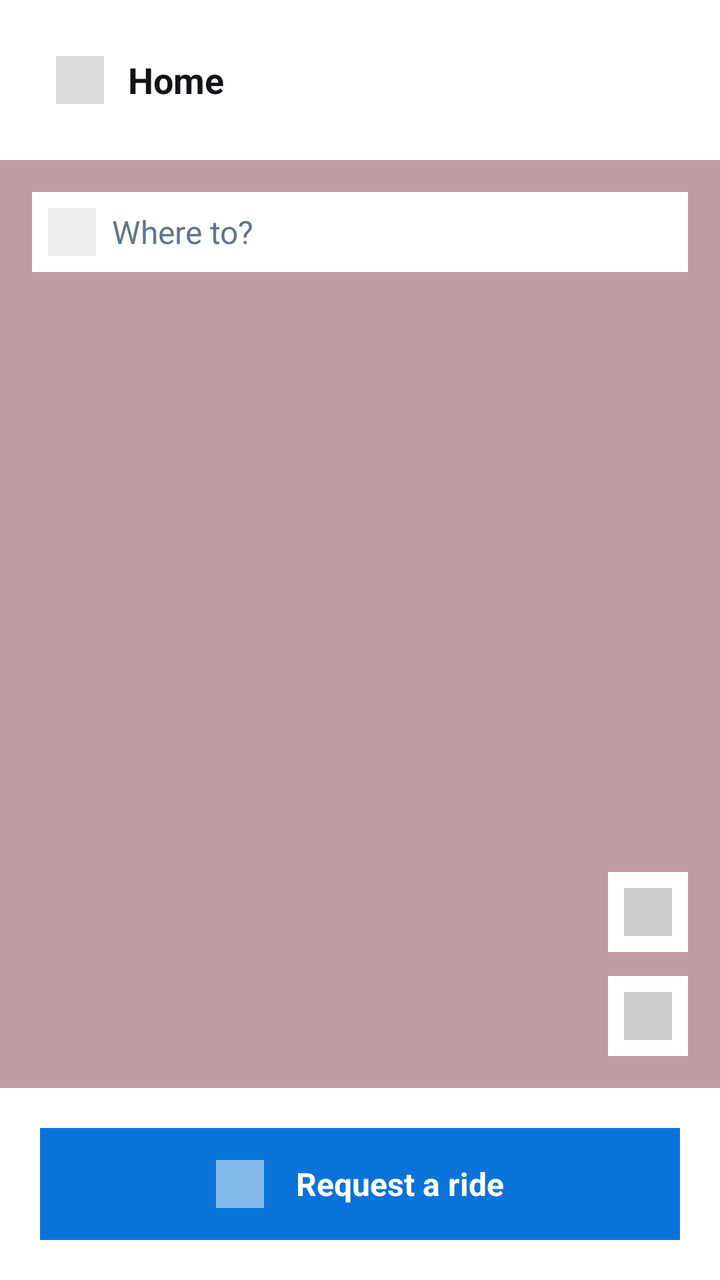
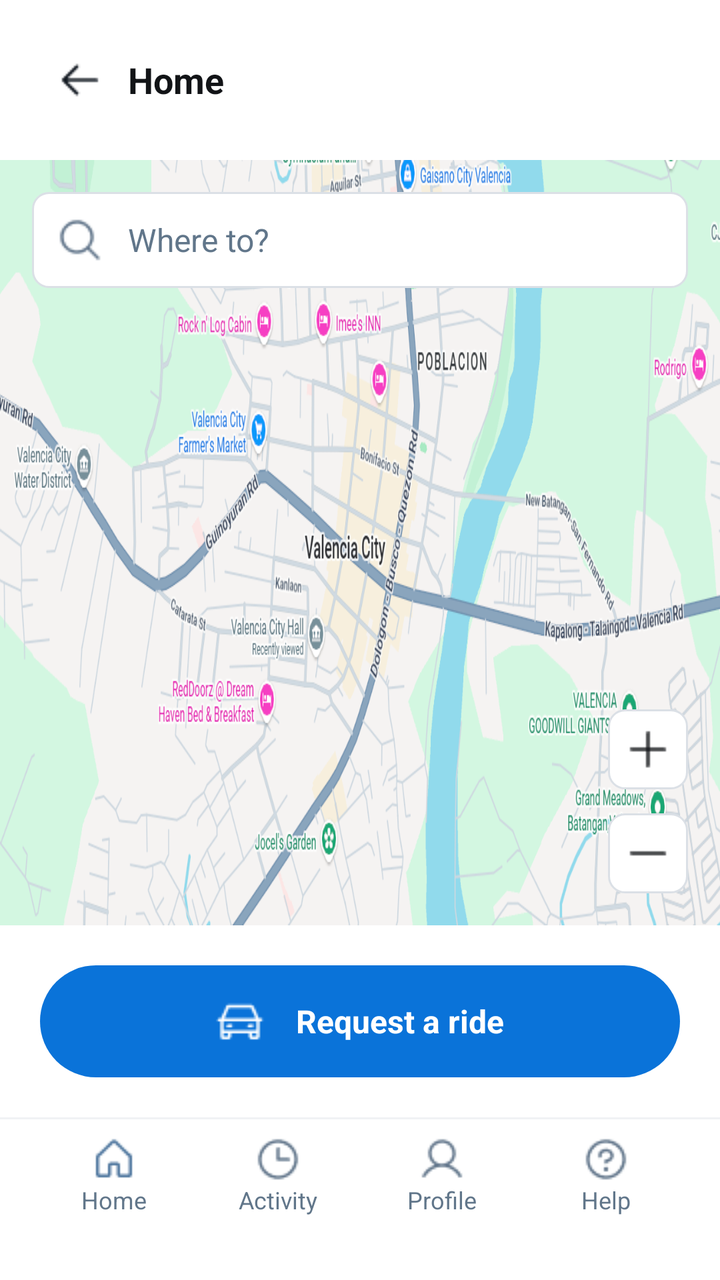

Two renders of the same Android screen: before a commit and after it. Below are the layout's source before the change and the commit's diff.
<!-- AndroidManifest.xml: application theme Theme.Tricycle_app -->
<!-- res/layout/usermaindashboard.xml -->
<?xml version="1.0" encoding="utf-8"?>
<LinearLayout xmlns:android="http://schemas.android.com/apk/res/android"
    android:layout_width="match_parent"
    android:layout_height="match_parent"
    android:orientation="vertical"
    android:background="#FFFFFF">

    <LinearLayout
        android:layout_width="match_parent"
        android:layout_height="wrap_content"
        android:orientation="horizontal"
        android:gravity="center_vertical"
        android:padding="16dp">

        <LinearLayout
            android:layout_width="48dp"
            android:layout_height="48dp"
            android:gravity="center">
            <View
                android:layout_width="24dp"
                android:layout_height="24dp"
                android:background="#DDDDDD"/> </LinearLayout>

        <TextView
            android:layout_width="wrap_content"
            android:layout_height="wrap_content"
            android:text="Home"
            android:textSize="18sp"
            android:textStyle="bold"
            android:textColor="#121417"/>
    </LinearLayout>

    <LinearLayout
        android:layout_width="match_parent"
        android:layout_height="0dp"
        android:layout_weight="1"
        android:orientation="vertical"
        android:background="#80803B45"
        android:padding="16dp">

        <LinearLayout
            android:layout_width="match_parent"
            android:layout_height="wrap_content"
            android:orientation="horizontal"
            android:background="#FFFFFF"
            android:padding="8dp"
            android:gravity="center_vertical">

            <View
                android:layout_width="24dp"
                android:layout_height="24dp"
                android:background="#EEEEEE"
                android:layout_marginEnd="8dp"/>

            <TextView
                android:layout_width="wrap_content"
                android:layout_height="wrap_content"
                android:text="Where to?"
                android:textColor="#61768A"
                android:textSize="16sp"/>
        </LinearLayout>

        <View
            android:layout_width="match_parent"
            android:layout_height="0dp"
            android:layout_weight="1"/>

        <LinearLayout
            android:layout_width="match_parent"
            android:layout_height="wrap_content"
            android:gravity="end"
            android:orientation="vertical">

            <LinearLayout
                android:layout_width="40dp"
                android:layout_height="40dp"
                android:background="#FFFFFF"
                android:gravity="center"
                android:layout_marginBottom="12dp">
                <View
                    android:layout_width="24dp"
                    android:layout_height="24dp"
                    android:background="#CCCCCC"/>
            </LinearLayout>

            <LinearLayout
                android:layout_width="40dp"
                android:layout_height="40dp"
                android:background="#FFFFFF"
                android:gravity="center">
                <View
                    android:layout_width="24dp"
                    android:layout_height="24dp"
                    android:background="#CCCCCC"/>
            </LinearLayout>
        </LinearLayout>
    </LinearLayout>

    <LinearLayout
        android:layout_width="match_parent"
        android:layout_height="wrap_content"
        android:orientation="vertical"
        android:padding="20dp">

        <LinearLayout
            android:layout_width="match_parent"
            android:layout_height="56dp"
            android:background="#0A73D9"
            android:gravity="center"
            android:orientation="horizontal">

            <View
                android:layout_width="24dp"
                android:layout_height="24dp"
                android:background="#80FFFFFF"
                android:layout_marginEnd="16dp"/>

            <TextView
                android:layout_width="wrap_content"
                android:layout_height="wrap_content"
                android:text="Request a ride"
                android:textColor="#FFFFFF"
                android:textStyle="bold"
                android:textSize="16sp"/>
        </LinearLayout>
    </LinearLayout>

</LinearLayout>
<!-- resources referenced by this layout -->
<resources>
  <style name="Theme.Tricycle_app" parent="Base.Theme.Tricycle_app" />
  <style name="Base.Theme.Tricycle_app" parent="Theme.Material3.DayNight.NoActionBar">
          
          
      </style>
</resources>

<!-- the commit's change to res/layout/usermaindashboard.xml (unified diff, before → after) -->
@@ -13,13 +13,18 @@
         android:padding="16dp">
 
         <LinearLayout
+            android:id="@+id/btnBack"
             android:layout_width="48dp"
             android:layout_height="48dp"
-            android:gravity="center">
-            <View
-                android:layout_width="24dp"
-                android:layout_height="24dp"
-                android:background="#DDDDDD"/> </LinearLayout>
+            android:gravity="center"
+            android:clickable="true"
+            android:focusable="true">
+
+            <View
+                android:layout_width="24dp"
+                android:layout_height="24dp"
+                android:background="@drawable/arrow"/>
+        </LinearLayout>
 
         <TextView
             android:layout_width="wrap_content"
@@ -34,36 +39,39 @@
         android:layout_width="match_parent"
         android:layout_height="0dp"
         android:layout_weight="1"
+        android:background="@drawable/map"
         android:orientation="vertical"
-        android:background="#80803B45"
         android:padding="16dp">
 
         <LinearLayout
-            android:layout_width="match_parent"
-            android:layout_height="wrap_content"
+            android:id="@+id/btnSearch"
+            android:layout_width="match_parent"
+            android:layout_height="wrap_content"
+            android:background="@drawable/bg_rounded_border"
+            android:clickable="true"
+            android:focusable="true"
+            android:gravity="center_vertical"
             android:orientation="horizontal"
-            android:background="#FFFFFF"
-            android:padding="8dp"
-            android:gravity="center_vertical">
-
-            <View
-                android:layout_width="24dp"
-                android:layout_height="24dp"
-                android:background="#EEEEEE"
-                android:layout_marginEnd="8dp"/>
+            android:padding="12dp">
+
+            <View
+                android:layout_width="24dp"
+                android:layout_height="24dp"
+                android:layout_marginEnd="12dp"
+                android:background="@drawable/magni" />
 
             <TextView
                 android:layout_width="wrap_content"
                 android:layout_height="wrap_content"
                 android:text="Where to?"
                 android:textColor="#61768A"
-                android:textSize="16sp"/>
+                android:textSize="16sp" />
         </LinearLayout>
 
         <View
             android:layout_width="match_parent"
             android:layout_height="0dp"
-            android:layout_weight="1"/>
+            android:layout_weight="1" />
 
         <LinearLayout
             android:layout_width="match_parent"
@@ -74,24 +82,30 @@
             <LinearLayout
                 android:layout_width="40dp"
                 android:layout_height="40dp"
-                android:background="#FFFFFF"
-                android:gravity="center"
-                android:layout_marginBottom="12dp">
+                android:layout_marginBottom="12dp"
+                android:background="@drawable/bg_rounded_border"
+                android:clickable="true"
+                android:focusable="true"
+                android:gravity="center">
+
                 <View
                     android:layout_width="24dp"
                     android:layout_height="24dp"
-                    android:background="#CCCCCC"/>
+                    android:background="@drawable/plus" />
             </LinearLayout>
 
             <LinearLayout
                 android:layout_width="40dp"
                 android:layout_height="40dp"
-                android:background="#FFFFFF"
+                android:background="@drawable/bg_rounded_border"
+                android:clickable="true"
+                android:focusable="true"
                 android:gravity="center">
+
                 <View
                     android:layout_width="24dp"
                     android:layout_height="24dp"
-                    android:background="#CCCCCC"/>
+                    android:background="@drawable/minus" />
             </LinearLayout>
         </LinearLayout>
     </LinearLayout>
@@ -103,17 +117,20 @@
         android:padding="20dp">
 
         <LinearLayout
+            android:id="@+id/btnRequestRide"
             android:layout_width="match_parent"
             android:layout_height="56dp"
-            android:background="#0A73D9"
+            android:background="@drawable/bg_pill_blue"
             android:gravity="center"
-            android:orientation="horizontal">
-
-            <View
-                android:layout_width="24dp"
-                android:layout_height="24dp"
-                android:background="#80FFFFFF"
-                android:layout_marginEnd="16dp"/>
+            android:orientation="horizontal"
+            android:clickable="true"
+            android:focusable="true">
+
+            <View
+                android:layout_width="24dp"
+                android:layout_height="24dp"
+                android:layout_marginEnd="16dp"
+                android:background="@drawable/whitecar" />
 
             <TextView
                 android:layout_width="wrap_content"
@@ -125,4 +142,117 @@
         </LinearLayout>
     </LinearLayout>
 
+    <include layout="@layout/usernavbar" />
+
 </LinearLayout>
+<!-- res/layout/usernavbar.xml (included above) -->
+<?xml version="1.0" encoding="utf-8"?>
+<LinearLayout xmlns:android="http://schemas.android.com/apk/res/android"
+    android:layout_width="match_parent"
+    android:layout_height="wrap_content"
+    android:orientation="vertical"
+    android:background="#FFFFFF">
+
+    <View
+        android:layout_width="match_parent"
+        android:layout_height="1dp"
+        android:background="#F0F2F5"/>
+
+    <LinearLayout
+        android:layout_width="match_parent"
+        android:layout_height="wrap_content"
+        android:orientation="horizontal"
+        android:paddingTop="8dp"
+        android:paddingBottom="12dp"
+        android:paddingStart="16dp"
+        android:paddingEnd="16dp">
+
+        <LinearLayout
+            android:layout_width="0dp"
+            android:layout_height="wrap_content"
+            android:layout_weight="1"
+            android:orientation="vertical"
+            android:gravity="center">
+
+            <View
+                android:layout_width="24dp"
+                android:layout_height="24dp"
+                android:background="@drawable/home" />
+
+            <TextView
+                android:layout_width="wrap_content"
+                android:layout_height="wrap_content"
+                android:text="Home"
+                android:textSize="12sp"
+                android:textColor="#61768A"/>
+        </LinearLayout>
+
+        <LinearLayout
+            android:layout_width="0dp"
+            android:layout_height="wrap_content"
+            android:layout_weight="1"
+            android:orientation="vertical"
+            android:gravity="center">
+
+            <View
+                android:layout_width="24dp"
+                android:layout_height="24dp"
+                android:background="@drawable/clock" />
+
+            <TextView
+                android:layout_width="wrap_content"
+                android:layout_height="wrap_content"
+                android:text="Activity"
+                android:textSize="12sp"
+                android:textColor="#61768A"/>
+        </LinearLayout>
+
+        <LinearLayout
+            android:layout_width="0dp"
+            android:layout_height="wrap_content"
+            android:layout_weight="1"
+            android:orientation="vertical"
+            android:gravity="center">
+
+            <View
+                android:layout_width="24dp"
+                android:layout_height="24dp"
+                android:background="@drawable/profile" />
+
+            <TextView
+                android:layout_width="wrap_content"
+                android:layout_height="wrap_content"
+                android:text="Profile"
+                android:textColor="#61768A"
+                android:textSize="12sp"
+                android:textStyle="normal" />
+        </LinearLayout>
+
+        <LinearLayout
+            android:layout_width="0dp"
+            android:layout_height="wrap_content"
+            android:layout_weight="1"
+            android:orientation="vertical"
+            android:gravity="center">
+
+            <View
+                android:layout_width="24dp"
+                android:layout_height="24dp"
+                android:background="@drawable/help" />
+
+            <TextView
+                android:layout_width="wrap_content"
+                android:layout_height="wrap_content"
+                android:text="Help"
+                android:textSize="12sp"
+                android:textColor="#61768A"/>
+        </LinearLayout>
+
+    </LinearLayout>
+
+    <View
+        android:layout_width="match_parent"
+        android:layout_height="20dp"
+        android:background="#FFFFFF"/>
+
+</LinearLayout>
<!-- resource entries referenced after the edit -->
@@ -1,5 +1,34 @@
 <!-- resources referenced by this layout -->
 <resources>
+  <!-- drawable arrow: png bitmap (drawable, 284 bytes) -->
+  <!-- drawable bg_pill_blue (drawable) -->
+  <?xml version="1.0" encoding="utf-8"?>
+  <shape xmlns:android="http://schemas.android.com/apk/res/android"
+      android:shape="rectangle">
+      <solid android:color="#0A73D9" /> <corners android:radius="100dp" /> </shape>
+  <!-- drawable bg_rounded_border (drawable) -->
+  <?xml version="1.0" encoding="utf-8"?>
+  <shape xmlns:android="http://schemas.android.com/apk/res/android"
+      android:shape="rectangle">
+  
+      <solid android:color="#FFFFFF"/>
+  
+      <corners android:radius="8dp"/>
+  
+      <stroke
+          android:width="1dp"
+          android:color="#DBE0E6"/>
+  
+  </shape>
+  <!-- drawable clock: png bitmap (drawable, 664 bytes) -->
+  <!-- drawable help: png bitmap (drawable, 764 bytes) -->
+  <!-- drawable home: png bitmap (drawable, 468 bytes) -->
+  <!-- drawable magni: png bitmap (drawable, 614 bytes) -->
+  <!-- drawable map: png bitmap (drawable, 265506 bytes) -->
+  <!-- drawable minus: png bitmap (drawable, 175 bytes) -->
+  <!-- drawable plus: png bitmap (drawable, 238 bytes) -->
+  <!-- drawable profile: png bitmap (drawable, 661 bytes) -->
+  <!-- drawable whitecar: png bitmap (drawable, 402 bytes) -->
   <style name="Theme.Tricycle_app" parent="Base.Theme.Tricycle_app" />
   <style name="Base.Theme.Tricycle_app" parent="Theme.Material3.DayNight.NoActionBar">
           
